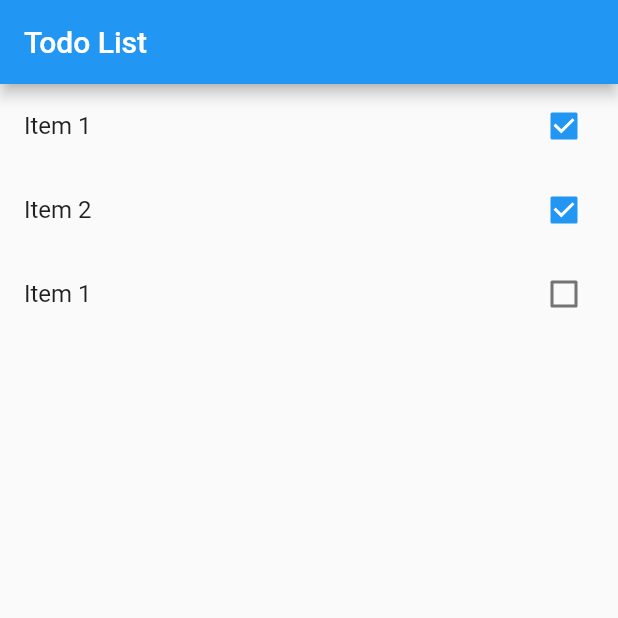
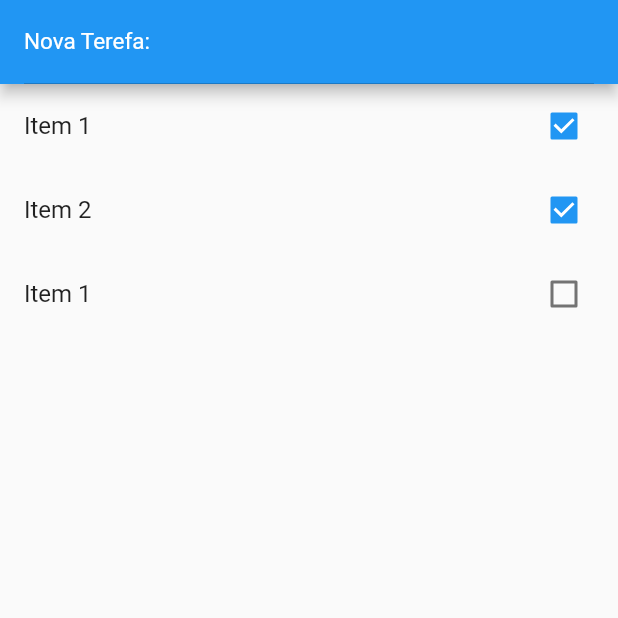
Before and after one commit to AndreLucyo2/meu_primeiro_app_flutter, a Flutter app: the screen it shows after launch, on a phone screen of 412 x 824 dp, the top half of it. Run offline on Flutter 3.47's test engine with Material 2 defaults, Android fonts, the phone set to English and light mode, and no system bars.

Commit message:
adicionado caixa de texto para criar uma nova tarefa, ainda sem ação  ref.: https://youtu.be/a56vVViD2Dc?list=PLHlHvK2lnJndhgbqLl5DNEvKQg5F4ZenQ&t=238

```diff
--- a/lib/main.dart
+++ b/lib/main.dart
@@ -41,7 +41,18 @@ class _HomePageState extends State<HomePage> {
   Widget build(BuildContext context) {
     return Scaffold(
       appBar: AppBar(
-        title: Text("Todo List"),
+        title: TextFormField(
+          keyboardType: TextInputType.text,
+          style: TextStyle(
+            color: Colors.white,
+            fontSize: 15,
+          ),
+          decoration: InputDecoration(
+              labelText: "Nova Terefa:",
+              labelStyle: TextStyle(
+                color: Colors.white,
+              )),
+        ),
       ),
       body: ListView.builder(
         //contrutor
```
